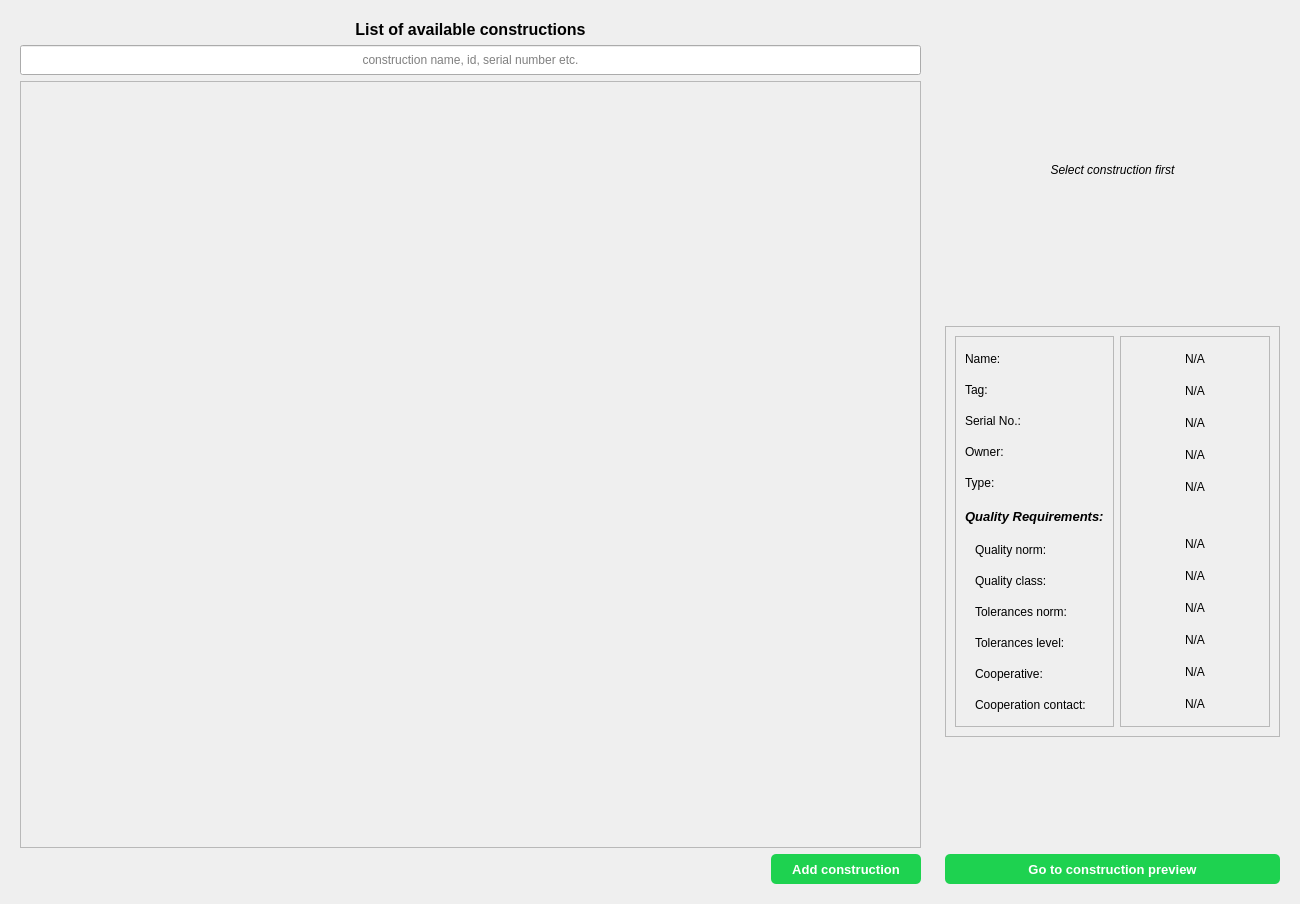
First picture: the form in DekiApp_pyqt5/Screens/InspectionPlannerScreen_UI.ui, repository krzysiek-droid/Deki-Desktop-App, before the edit.
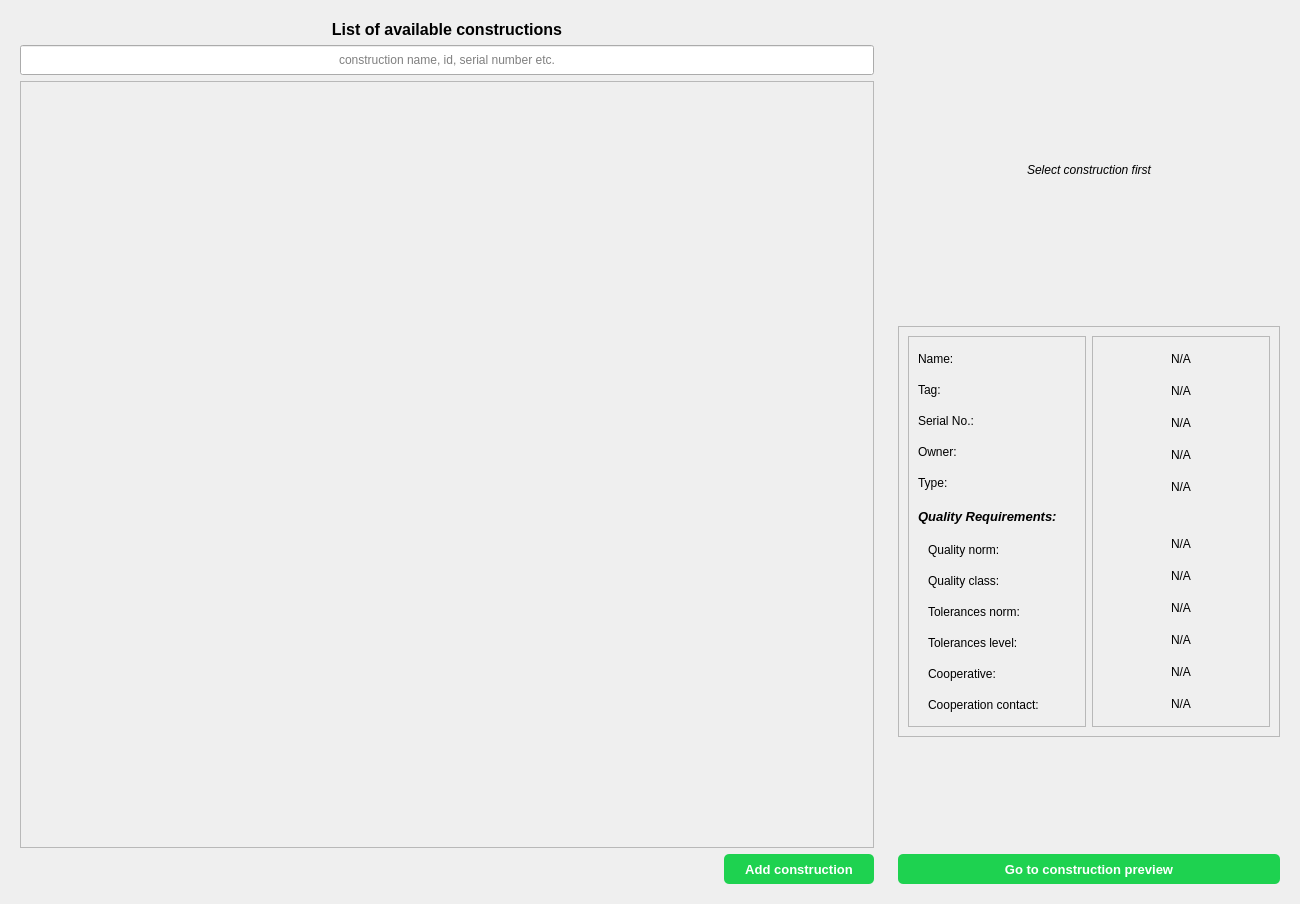
Second picture: the form after the edit. Icons and pictures are not drawn.

The edit to the form file:
```diff
--- a/DekiApp_pyqt5/Screens/InspectionPlannerScreen_UI.ui
+++ b/DekiApp_pyqt5/Screens/InspectionPlannerScreen_UI.ui
@@ -109,7 +109,7 @@
           <rect>
            <x>0</x>
            <y>0</y>
-           <width>898</width>
+           <width>856</width>
            <height>769</height>
           </rect>
          </property>
@@ -181,6 +181,18 @@
    </item>
    <item>
     <widget class="QWidget" name="rightSidedContent" native="true">
+     <property name="sizePolicy">
+      <sizepolicy hsizetype="Fixed" vsizetype="Preferred">
+       <horstretch>0</horstretch>
+       <verstretch>0</verstretch>
+      </sizepolicy>
+     </property>
+     <property name="minimumSize">
+      <size>
+       <width>400</width>
+       <height>0</height>
+      </size>
+     </property>
      <layout class="QVBoxLayout" name="verticalLayout_8">
       <property name="leftMargin">
        <number>9</number>
```
